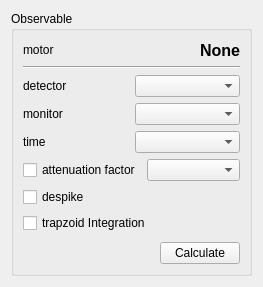
syncope/adapt, file gui/iintobservable.ui: the form before one commit.
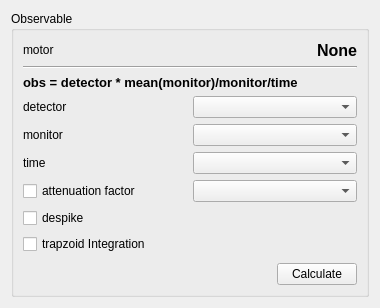
The form after the commit.

Commit message: + added formula for observable into gui display

The edit to the form file:
```diff
--- a/gui/iintobservable.ui
+++ b/gui/iintobservable.ui
@@ -6,8 +6,8 @@
    <rect>
     <x>0</x>
     <y>0</y>
-    <width>263</width>
-    <height>287</height>
+    <width>380</width>
+    <height>308</height>
    </rect>
   </property>
   <property name="windowTitle">
@@ -482,6 +482,20 @@
           </property>
          </widget>
         </item>
+        <item>
+         <widget class="QLabel" name="label">
+          <property name="font">
+           <font>
+            <pointsize>10</pointsize>
+            <weight>75</weight>
+            <bold>true</bold>
+           </font>
+          </property>
+          <property name="text">
+           <string>obs = detector * mean(monitor)/monitor/time</string>
+          </property>
+         </widget>
+        </item>
         <item>
          <layout class="QHBoxLayout" name="horizontalLayout_3">
           <item>
```
